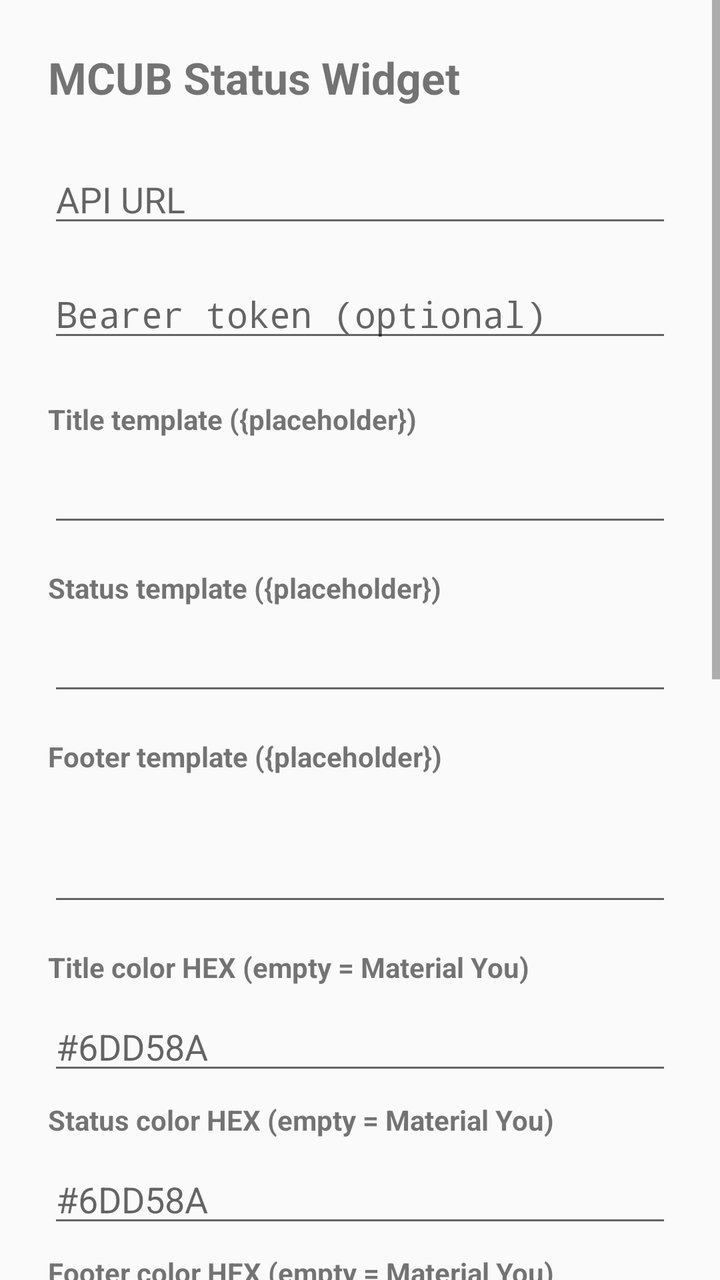
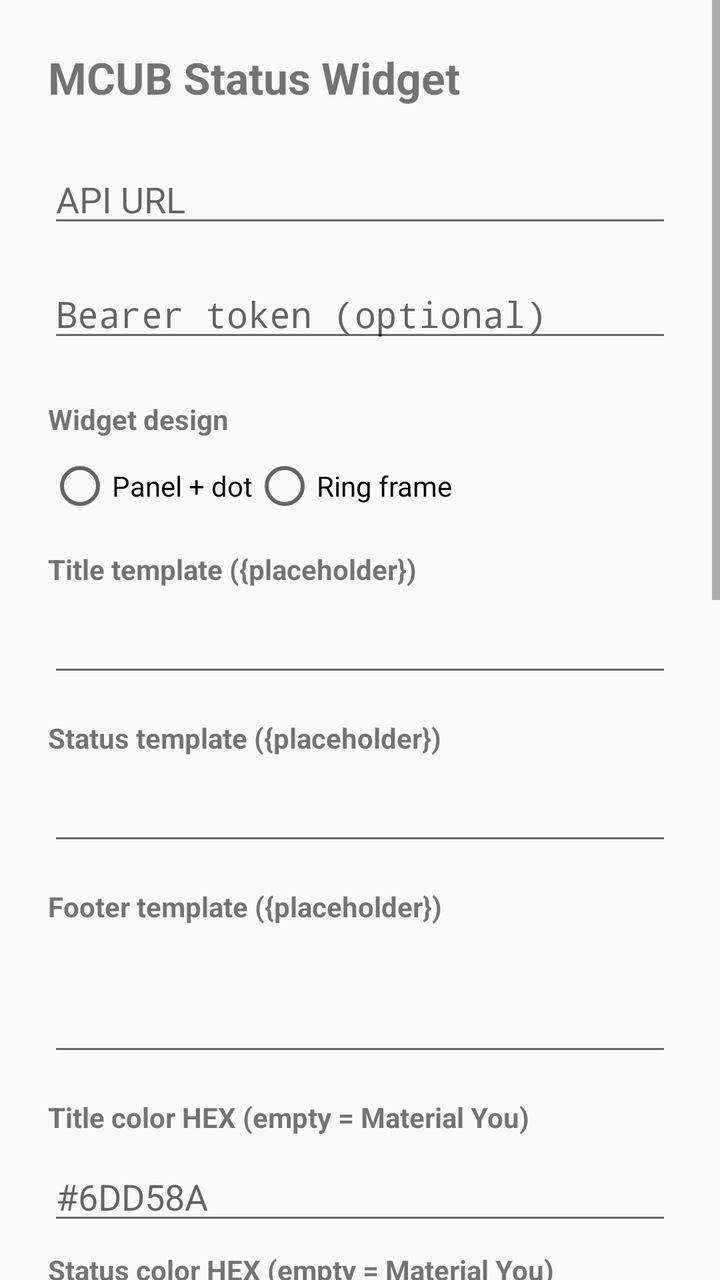

An Android layout rendered at two revisions. The XML below is the earlier revision; the diff shows what the commit changed to produce the second picture.
<!-- AndroidManifest.xml: application theme Theme.MCUBStatus -->
<!-- res/layout/activity_settings.xml -->
<?xml version="1.0" encoding="utf-8"?>
<ScrollView xmlns:android="http://schemas.android.com/apk/res/android"
    android:layout_width="match_parent"
    android:layout_height="match_parent"
    android:fillViewport="true">
    <LinearLayout
        android:layout_width="match_parent"
        android:layout_height="wrap_content"
        android:orientation="vertical"
        android:padding="24dp">
        <TextView
            android:layout_width="wrap_content"
            android:layout_height="wrap_content"
            android:text="@string/title_settings"
            android:textSize="22sp"
            android:textStyle="bold" />
        <EditText
            android:id="@+id/input_url"
            android:layout_width="match_parent"
            android:layout_height="wrap_content"
            android:layout_marginTop="24dp"
            android:hint="@string/hint_api_url"
            android:inputType="textUri" />
        <EditText
            android:id="@+id/input_token"
            android:layout_width="match_parent"
            android:layout_height="wrap_content"
            android:layout_marginTop="16dp"
            android:hint="@string/hint_token"
            android:inputType="textPassword" />
        <TextView
            android:layout_width="wrap_content"
            android:layout_height="wrap_content"
            android:layout_marginTop="24dp"
            android:text="@string/hint_title_template"
            android:textStyle="bold" />
        <EditText
            android:id="@+id/input_title_template"
            android:layout_width="match_parent"
            android:layout_height="wrap_content"
            android:layout_marginTop="8dp"
            android:inputType="text"
            android:typeface="monospace" />
        <TextView
            android:layout_width="wrap_content"
            android:layout_height="wrap_content"
            android:layout_marginTop="16dp"
            android:text="@string/hint_status_template"
            android:textStyle="bold" />
        <EditText
            android:id="@+id/input_status_template"
            android:layout_width="match_parent"
            android:layout_height="wrap_content"
            android:layout_marginTop="8dp"
            android:inputType="text"
            android:typeface="monospace" />
        <TextView
            android:layout_width="wrap_content"
            android:layout_height="wrap_content"
            android:layout_marginTop="16dp"
            android:text="@string/hint_template"
            android:textStyle="bold" />
        <EditText
            android:id="@+id/input_template"
            android:layout_width="match_parent"
            android:layout_height="wrap_content"
            android:layout_marginTop="8dp"
            android:gravity="top"
            android:inputType="textMultiLine"
            android:minLines="2"
            android:typeface="monospace" />
        <TextView
            android:layout_width="wrap_content"
            android:layout_height="wrap_content"
            android:layout_marginTop="16dp"
            android:text="@string/hint_color_title"
            android:textStyle="bold" />
        <EditText
            android:id="@+id/input_color_title"
            android:layout_width="match_parent"
            android:layout_height="wrap_content"
            android:layout_marginTop="8dp"
            android:hint="#6DD58A"
            android:inputType="text" />
        <TextView
            android:layout_width="wrap_content"
            android:layout_height="wrap_content"
            android:layout_marginTop="8dp"
            android:text="@string/hint_color_status"
            android:textStyle="bold" />
        <EditText
            android:id="@+id/input_color_status"
            android:layout_width="match_parent"
            android:layout_height="wrap_content"
            android:layout_marginTop="8dp"
            android:hint="#6DD58A"
            android:inputType="text" />
        <TextView
            android:layout_width="wrap_content"
            android:layout_height="wrap_content"
            android:layout_marginTop="8dp"
            android:text="@string/hint_color_footer"
            android:textStyle="bold" />
        <EditText
            android:id="@+id/input_color_footer"
            android:layout_width="match_parent"
            android:layout_height="wrap_content"
            android:layout_marginTop="8dp"
            android:hint="#6DD58A"
            android:inputType="text" />
        <TextView
            android:layout_width="wrap_content"
            android:layout_height="wrap_content"
            android:layout_marginTop="16dp"
            android:text="@string/hint_align"
            android:textStyle="bold" />
        <RadioGroup
            android:id="@+id/align_group"
            android:layout_width="match_parent"
            android:layout_height="wrap_content"
            android:layout_marginTop="8dp"
            android:orientation="horizontal">
            <RadioButton
                android:id="@+id/align_left"
                android:layout_width="wrap_content"
                android:layout_height="wrap_content"
                android:text="@string/align_left" />
            <RadioButton
                android:id="@+id/align_center"
                android:layout_width="wrap_content"
                android:layout_height="wrap_content"
                android:text="@string/align_center" />
            <RadioButton
                android:id="@+id/align_right"
                android:layout_width="wrap_content"
                android:layout_height="wrap_content"
                android:text="@string/align_right" />
        </RadioGroup>
        <TextView
            android:layout_width="wrap_content"
            android:layout_height="wrap_content"
            android:layout_marginTop="16dp"
            android:text="@string/hint_modules"
            android:textStyle="bold" />
        <EditText
            android:id="@+id/input_modules"
            android:layout_width="match_parent"
            android:layout_height="wrap_content"
            android:layout_marginTop="8dp"
            android:fontFamily="monospace"
            android:gravity="top"
            android:inputType="textMultiLine"
            android:minLines="6"
            android:textSize="12sp"
            android:typeface="monospace" />
        <EditText
            android:id="@+id/input_poll"
            android:layout_width="match_parent"
            android:layout_height="wrap_content"
            android:layout_marginTop="16dp"
            android:hint="@string/hint_poll"
            android:inputType="number"
            android:minWidth="96dp" />
        <Button
            android:id="@+id/btn_test"
            android:layout_width="match_parent"
            android:layout_height="wrap_content"
            android:layout_marginTop="24dp"
            android:text="@string/btn_test" />
        <Button
            android:id="@+id/btn_defaults"
            android:layout_width="match_parent"
            android:layout_height="wrap_content"
            android:layout_marginTop="12dp"
            android:text="@string/btn_defaults" />
        <Button
            android:id="@+id/btn_save"
            android:layout_width="match_parent"
            android:layout_height="wrap_content"
            android:layout_marginTop="12dp"
            android:text="@string/btn_save" />
    </LinearLayout>
</ScrollView>
<!-- resources referenced by this layout -->
<resources>
  <string name="align_center">Center</string>
  <string name="align_left">Left</string>
  <string name="align_right">Right</string>
  <string name="btn_defaults">Restore defaults</string>
  <string name="btn_save">Save</string>
  <string name="btn_test">Test</string>
  <string name="hint_align">Text alignment</string>
  <string name="hint_api_url">API URL</string>
  <string name="hint_color_footer">Footer color HEX (empty = Material You)</string>
  <string name="hint_color_status">Status color HEX (empty = Material You)</string>
  <string name="hint_color_title">Title color HEX (empty = Material You)</string>
  <string name="hint_modules">Modules JSON (endpoint / method / key / params / placeholder)</string>
  <string name="hint_poll">Poll interval (minutes)</string>
  <string name="hint_status_template">Status template ({placeholder})</string>
  <string name="hint_template">Footer template ({placeholder})</string>
  <string name="hint_title_template">Title template ({placeholder})</string>
  <string name="hint_token">Bearer token (optional)</string>
  <string name="title_settings">MCUB Status Widget</string>
  <style name="Theme.MCUBStatus" parent="android:Theme.Material.Light.NoActionBar">
          <item name="android:colorPrimary">@android:color/system_accent1_600</item>
          <item name="android:windowLightStatusBar">true</item>
      </style>
</resources>

<!-- the commit's change to res/layout/activity_settings.xml (unified diff, before → after) -->
@@ -32,6 +32,29 @@
             android:layout_width="wrap_content"
             android:layout_height="wrap_content"
             android:layout_marginTop="24dp"
+            android:text="@string/hint_design"
+            android:textStyle="bold" />
+        <RadioGroup
+            android:id="@+id/design_group"
+            android:layout_width="match_parent"
+            android:layout_height="wrap_content"
+            android:layout_marginTop="8dp"
+            android:orientation="horizontal">
+            <RadioButton
+                android:id="@+id/design_bar"
+                android:layout_width="wrap_content"
+                android:layout_height="wrap_content"
+                android:text="@string/design_bar" />
+            <RadioButton
+                android:id="@+id/design_ring"
+                android:layout_width="wrap_content"
+                android:layout_height="wrap_content"
+                android:text="@string/design_ring" />
+        </RadioGroup>
+        <TextView
+            android:layout_width="wrap_content"
+            android:layout_height="wrap_content"
+            android:layout_marginTop="16dp"
             android:text="@string/hint_title_template"
             android:textStyle="bold" />
         <EditText
@@ -108,6 +131,19 @@
             android:layout_marginTop="8dp"
             android:hint="#6DD58A"
             android:inputType="text" />
+        <TextView
+            android:layout_width="wrap_content"
+            android:layout_height="wrap_content"
+            android:layout_marginTop="16dp"
+            android:text="@string/hint_thickness"
+            android:textStyle="bold" />
+        <EditText
+            android:id="@+id/input_thickness"
+            android:layout_width="match_parent"
+            android:layout_height="wrap_content"
+            android:layout_marginTop="8dp"
+            android:inputType="number"
+            android:minWidth="96dp" />
         <TextView
             android:layout_width="wrap_content"
             android:layout_height="wrap_content"
<!-- resource entries referenced after the edit -->
@@ -6,15 +6,19 @@
   <string name="btn_defaults">Restore defaults</string>
   <string name="btn_save">Save</string>
   <string name="btn_test">Test</string>
+  <string name="design_bar">Panel + dot</string>
+  <string name="design_ring">Ring frame</string>
   <string name="hint_align">Text alignment</string>
   <string name="hint_api_url">API URL</string>
   <string name="hint_color_footer">Footer color HEX (empty = Material You)</string>
   <string name="hint_color_status">Status color HEX (empty = Material You)</string>
   <string name="hint_color_title">Title color HEX (empty = Material You)</string>
+  <string name="hint_design">Widget design</string>
   <string name="hint_modules">Modules JSON (endpoint / method / key / params / placeholder)</string>
   <string name="hint_poll">Poll interval (minutes)</string>
   <string name="hint_status_template">Status template ({placeholder})</string>
   <string name="hint_template">Footer template ({placeholder})</string>
+  <string name="hint_thickness">Indicator thickness (dp, 2–12)</string>
   <string name="hint_title_template">Title template ({placeholder})</string>
   <string name="hint_token">Bearer token (optional)</string>
   <string name="title_settings">MCUB Status Widget</string>
